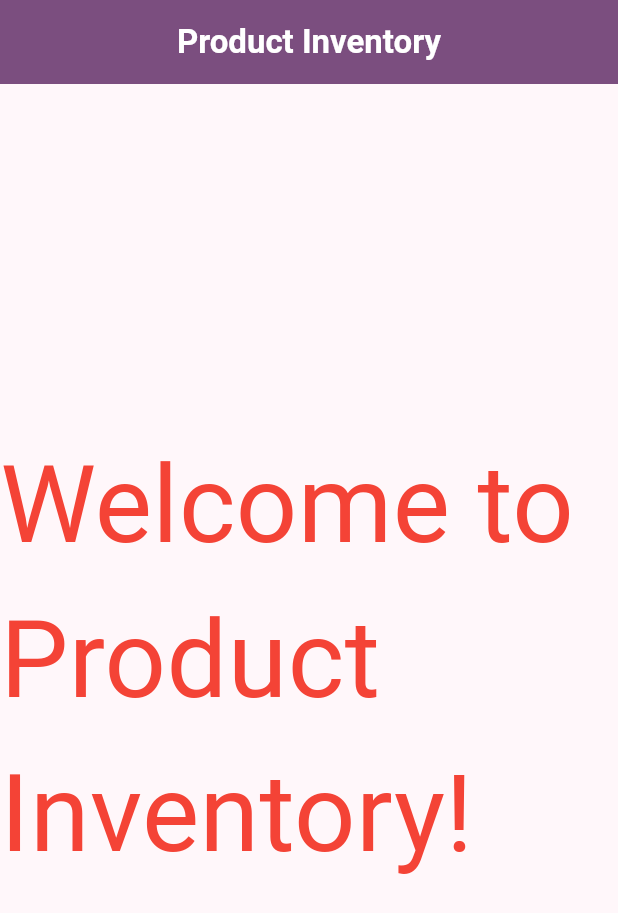
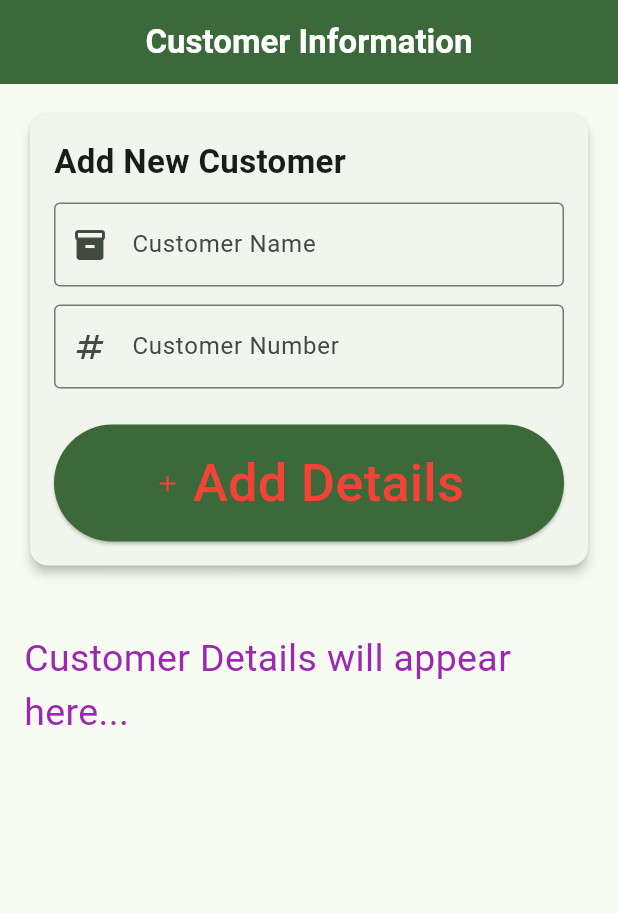
Before and after one commit to staciadsilva7/neww, a Flutter app: the screen it shows after launch, on a phone screen of 412 x 824 dp. Shown: the top 913 px of the screen. Run offline on Flutter 3.47's test engine with Material 3 defaults, Android fonts, the phone set to English and light mode, and no system bars.

Commit message:
first commit

```diff
--- a/lib/main.dart
+++ b/lib/main.dart
@@ -1,104 +1,152 @@
-// main() is where every Flutter app starts
-// MaterialApp is the root of the app
-// Scaffold gives us the basic page structure (appBar + body)
-// StatelessWidget — nothing changes yet, just a static screen
+// Padding — adds space around widgets
+// Column — stacks widgets vertically
+// Card — a nice container with a shadow
+// TextField — text input field
+// ElevatedButton — clickable button (button does nothing yet — that's okay!)
+// SizedBox — adds empty space between widgets
 
 
-
-
-// Import Flutter's Material Design library (UI components like Scaffold, AppBar, Text, etc.)
 import 'package:flutter/material.dart';
 
-// Entry point of every Flutter app
 void main() {
-  // runApp starts the Flutter app and takes a Widget as input
-  // 'const' is used because MyApp is immutable (optimization)
   runApp(const MyApp());
 }
 
-// MyApp is the root widget of the application
-// StatelessWidget means it does NOT manage any internal state: meaning after creation the appriance wont change
 class MyApp extends StatelessWidget {
-
-  // Constructor for MyApp
-  // super.key allows Flutter to optimize widget rebuilding
   const MyApp({super.key});
 
-  // build() describes how the UI should look
   @override
   Widget build(BuildContext context) {
-
-    // MaterialApp is the top-level widget for a Material Design app
     return MaterialApp(
-
-      // Title of the app (used in task switchers, not visible in UI directly)
-      title: 'Product Inventory',
-
-      // Removes the "DEBUG" banner in the top-right corner
+      title: 'Customer Information',
       debugShowCheckedModeBanner: false,
-
-      // Theme configuration for the whole app
       theme: ThemeData(
-
-        // Generates a color scheme based on a seed color (purple here)
-        colorScheme: ColorScheme.fromSeed(seedColor: Colors.purple),
-
-        // Enables Material Design 3 (modern UI style)
+        colorScheme: ColorScheme.fromSeed(seedColor: Colors.green),
         useMaterial3: true,
       ),
-
-      // The first screen that will be shown when the app starts
       home: const InventoryPage(),
     );
   }
 }
 
-// InventoryPage is another screen (widget)
-// Also Stateless → UI does not change dynamically
 class InventoryPage extends StatelessWidget {
-
-  // Constructor
   const InventoryPage({super.key});
 
   @override
   Widget build(BuildContext context) {
-
-    // Scaffold provides a basic app layout structure
     return Scaffold(
-
-      // Top bar of the app
       appBar: AppBar(
-
-        // Background color comes from the theme's primary color
         backgroundColor: Theme.of(context).colorScheme.primary,
-
-        // Title displayed in the AppBar
         title: const Text(
-          'Product Inventory',
-
-          // Styling the text (white + bold)
-          style: TextStyle(
-            color: Colors.white,
-            fontWeight: FontWeight.bold,
-          ),
+          'Customer Information',
+          style: TextStyle(color: Colors.white, fontWeight: FontWeight.bold),
         ),
-
-        // Centers the title in the AppBar
         centerTitle: true,
       ),
+      body: Padding(
+        // Adds space (16px) around the entire body content
+        padding: const EdgeInsets.all(16.0),
 
-      // Main body of the screen
-      body: const Center(
+        child: Column(
+          // Column arranges widgets vertically (top → bottom)
+          children: [
 
-        // Center widget places its child in the middle of the screen
-        child: Text(
-          'Welcome to Product Inventory!',
+            // ── The input card ───────────────────────────────────────
+            Card(
+              // elevation adds a shadow → gives a "raised" card effect
+              elevation: 3,
 
-          // Text styling
-          style: TextStyle(
-            fontSize: 72,
-            color: Colors.red,
-          ),
+              child: Padding(
+                // inner spacing inside the card
+                padding: const EdgeInsets.all(16.0),
+
+                child: Column(
+                  // aligns children to the left instead of center
+                  crossAxisAlignment: CrossAxisAlignment.start,
+
+                  children: [
+                    const Text(
+                      'Add New Customer',
+                      style: TextStyle(
+                        fontSize: 22,
+                        fontWeight: FontWeight.bold,
+                      ),
+                    ),
+
+                    // Adds vertical spacing between elements
+                    const SizedBox(height: 12),
+
+                    // Product name field
+                    const TextField(
+                      // InputDecoration defines UI of the input field
+                      decoration: InputDecoration(
+                        labelText: 'Customer Name',   // floating label
+                        hintText: 'e.g. Stacy',     // placeholder text
+                        border: OutlineInputBorder(), // visible border
+                        prefixIcon: Icon(Icons.inventory_2), // icon inside field
+                      ),
+                    ),
+
+                    const SizedBox(height: 12),
+
+                    // Quantity field
+                    const TextField(
+                      // Forces numeric keyboard on mobile
+                      keyboardType: TextInputType.number,
+
+                      decoration: InputDecoration(
+                        labelText: 'Customer Number',
+                        hintText: 'e.g. 90999910533',
+                        border: OutlineInputBorder(),
+                        prefixIcon: Icon(Icons.numbers),
+                      ),
+                    ),
+
+                    const SizedBox(height: 24),
+
+                    // Add button — does nothing yet
+                    SizedBox(
+                      // Makes button take full width
+                      width: double.infinity,
+
+                      child: ElevatedButton.icon(
+                        // Click handler (currently empty → no logic yet)
+                        onPressed: () {},
+
+                        // Icon + text button (combined)
+                        icon: const Icon(Icons.add),
+
+                        label: const Text(
+                          'Add Details',
+                          style: TextStyle(fontSize: 35),
+                        ),
+
+                        // Custom styling for the button
+                        style: ElevatedButton.styleFrom(
+                          padding: const EdgeInsets.symmetric(vertical: 14),
+
+                          // Uses theme color (keeps design consistent)
+                          backgroundColor:
+                              Theme.of(context).colorScheme.primary,
+
+                          // Text/icon color
+                          foregroundColor: Colors.red,
+                        ),
+                      ),
+                    ),
+                  ],
+                ),
+              ),
+            ),
+
+            const SizedBox(height: 40),
+
+            // Placeholder text for future feature (product list)
+            const Text(
+              'Customer Details will appear here...',
+              style: TextStyle(color: Colors.purple, fontSize: 25),
+           ),
+          ],
         ),
       ),
     );
```
